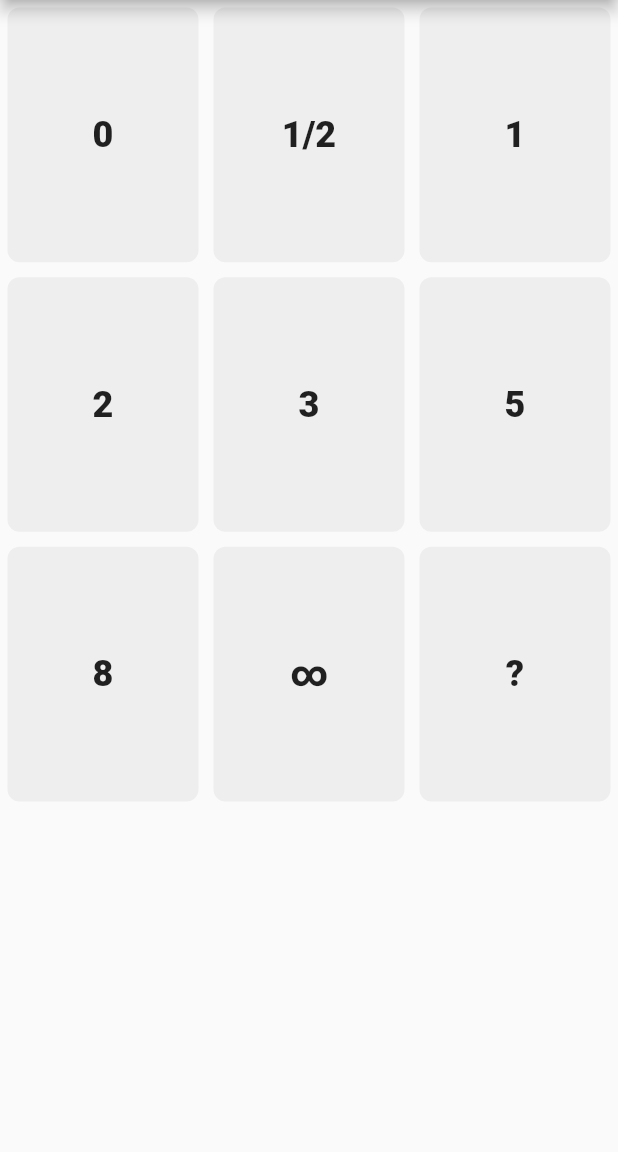
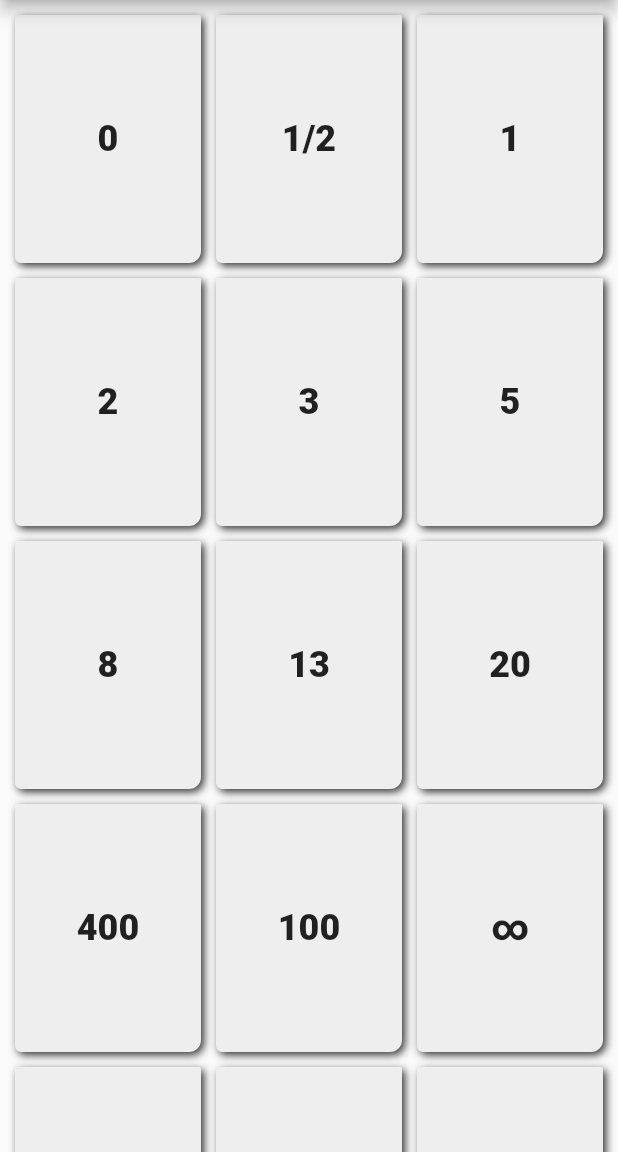
Before and after one commit to sumithpdd/planning_poker, a Flutter app: the screen it shows after launch, on a phone screen of 412 x 824 dp, the part 84-1236 px from its top. Run offline on Flutter 3.47's test engine with Material 2 defaults, Android fonts, the phone set to English and light mode, and no system bars.

Commit message:
Working Version, with pointing poker API call

```diff
--- a/lib/main.dart
+++ b/lib/main.dart
@@ -1,4 +1,5 @@
 import 'package:flutter/material.dart';
+import 'screens/card_picker_screen.dart';
 
 void main() {
   runApp(new MyApp());
@@ -12,110 +13,7 @@ class MyApp extends StatelessWidget {
       theme: new ThemeData(
         primarySwatch: Colors.blue,
       ),
-      home: new CardPickerPage(title: 'Planning Poker'),
+      home: new CardPickerScreen(title: 'Planning Poker'),
     );
   }
 }
-
-class CardPickerPage extends StatefulWidget {
-  CardPickerPage({Key key, this.title}) : super(key: key);
-
-  final String title;
-
-  @override
-  _CardPickerPageState createState() => new _CardPickerPageState();
-}
-
-class PlanningPokerMiniCard extends StatelessWidget {
-  PlanningPokerMiniCard({key, this.label}) : super(key: key);
-
-  final String label;
-
-  void openCard(BuildContext context) {
-    Navigator.push(context, new MaterialPageRoute<Null>(
-        builder: (BuildContext context) {
-          return new Scaffold(
-            appBar: new AppBar(
-                title: new Text(label)
-            ),
-            body: new Center(
-              child: new Text(
-                  this.label,
-                  style: new TextStyle(
-                    fontSize: 128.0,
-                    fontWeight: FontWeight.w900,
-                  )
-              ),
-            ),
-          );
-        }
-    ));
-  }
-
-  @override
-  Widget build(BuildContext context) {
-    return new GestureDetector(
-      onTap: () {
-        openCard(context);
-      },
-      child: new Container(
-        child: new Center(
-          child: new Text(
-            this.label,
-            style: new TextStyle(
-              fontSize: 24.0,
-              fontWeight: FontWeight.w900,
-            ),
-          ),
-        ),
-        decoration: new BoxDecoration(
-          color: Colors.grey[200],
-          borderRadius: new BorderRadius.all(
-            const Radius.circular(8.0),
-          ),
-        /*boxShadow: <BoxShadow>[
-          new BoxShadow (
-              color: const Color(0xcc000000),
-              offset: new Offset(2.0, 2.0),
-              blurRadius: 4.0,
-          ),
-        ],*/
-        ),
-      ),
-    );
-  }
-}
-
-class _CardPickerPageState extends State<CardPickerPage> {
-  Widget buildGrid() {
-    return new GridView.count(
-        crossAxisCount: 3,
-        padding: const EdgeInsets.all(5.0),
-        mainAxisSpacing: 10.0,
-        crossAxisSpacing: 10.0,
-        childAspectRatio: 0.75,
-        children: [
-          new PlanningPokerMiniCard(label: "0"),
-          new PlanningPokerMiniCard(label: "1/2"),
-          new PlanningPokerMiniCard(label: "1"),
-          new PlanningPokerMiniCard(label: "2"),
-          new PlanningPokerMiniCard(label: "3"),
-          new PlanningPokerMiniCard(label: "5"),
-          new PlanningPokerMiniCard(label: "8"),
-          new PlanningPokerMiniCard(label: "∞"),
-          new PlanningPokerMiniCard(label: "?"),
-        ]);
-  }
-
-  @override
-  Widget build(BuildContext context) {
-    return new Scaffold(
-      appBar: new AppBar(
-        title: new Text(widget.title),
-      ),
-      body: new Center(
-        child: buildGrid(),
-      ),
-    );
-  }
-}
--- /dev/null
+++ b/lib/planning_poker_minicard.dart
@@ -0,0 +1,61 @@
+import 'package:flutter/material.dart';
+
+class PlanningPokerMiniCard extends StatelessWidget {
+  PlanningPokerMiniCard({key, this.label}) : super(key: key);
+
+  final String label;
+
+  void openCard(BuildContext context) {
+    Navigator.push(context,
+        new MaterialPageRoute<Null>(builder: (BuildContext context) {
+      return new Scaffold(
+        appBar: new AppBar(title: new Text(label)),
+        body: new Center(
+          child: new Text(this.label,
+              textAlign: TextAlign.center,
+              style: new TextStyle(
+                fontSize: 128.0,
+                fontWeight: FontWeight.w900,
+              )),
+        ),
+      );
+    }));
+  }
+
+  @override
+  Widget build(BuildContext context) {
+    return new GestureDetector(
+      onTap: () {
+        openCard(context);
+      },
+      child: new Container(
+        child: new Center(
+          child: new Text(
+            this.label,
+            textAlign: TextAlign.center,
+            style: new TextStyle(
+              fontSize: 24.0,
+              fontWeight: FontWeight.w900,
+            ),
+          ),
+        ),
+        decoration: new BoxDecoration(
+          color: Colors.grey[200],
+          borderRadius: new BorderRadius.only(
+            topLeft: const Radius.circular(1.0),
+            topRight: const Radius.circular(1.0),
+            bottomLeft: const Radius.circular(4.0),
+            bottomRight: const Radius.circular(8.0),
+          ),
+          boxShadow: <BoxShadow>[
+            new BoxShadow(
+              color: const Color(0xcc000000),
+              offset: new Offset(2.0, 2.0),
+              blurRadius: 4.0,
+            ),
+          ],
+        ),
+      ),
+    );
+  }
+}
--- /dev/null
+++ b/lib/screens/card_picker_screen.dart
@@ -0,0 +1,51 @@
+import 'package:flutter/material.dart';
+import 'package:planning_poker/planning_poker_minicard.dart';
+
+class CardPickerScreen extends StatefulWidget {
+  CardPickerScreen({Key key, this.title}) : super(key: key);
+
+  final String title;
+
+  @override
+  _CardPickerPageState createState() => new _CardPickerPageState();
+}
+
+class _CardPickerPageState extends State<CardPickerScreen> {
+  Widget buildGrid() {
+    return new GridView.count(
+        crossAxisCount: 3,
+        padding: const EdgeInsets.all(10.0),
+        mainAxisSpacing: 10.0,
+        crossAxisSpacing: 10.0,
+        childAspectRatio: 0.75,
+        children: [
+          new PlanningPokerMiniCard(label: "0"),
+          new PlanningPokerMiniCard(label: "1/2"),
+          new PlanningPokerMiniCard(label: "1"),
+          new PlanningPokerMiniCard(label: "2"),
+          new PlanningPokerMiniCard(label: "3"),
+          new PlanningPokerMiniCard(label: "5"),
+          new PlanningPokerMiniCard(label: "8"),
+          new PlanningPokerMiniCard(label: "13"),
+          new PlanningPokerMiniCard(label: "20"),
+          new PlanningPokerMiniCard(label: "400"),
+          new PlanningPokerMiniCard(label: "100"),
+          new PlanningPokerMiniCard(label: "∞"),
+          new PlanningPokerMiniCard(label: "?"),
+          new PlanningPokerMiniCard(label: "Coffee Break"),
+          new PlanningPokerMiniCard(label: "Toilet Break"),
+        ]);
+  }
+
+  @override
+  Widget build(BuildContext context) {
+    return new Scaffold(
+      appBar: new AppBar(
+        title: new Text(widget.title),
+      ),
+      body: new Center(
+        child: buildGrid(),
+      ),
+    );
+  }
+}
```
Also changed, not shown: lib/Services/networking.dart (added, +16 -0 lines), lib/model/pointing_poker_model.dart (added, +243 -0 lines), lib/pointing_poker.dart (added, +17 -0 lines), pubspec.yaml (+11 -0 lines), 2 other files.
